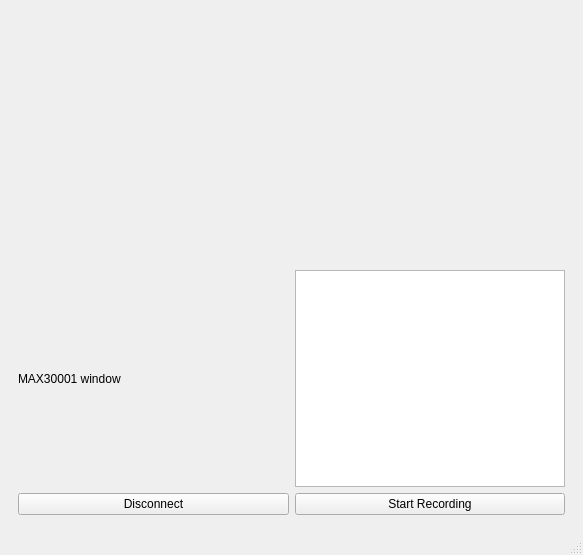
Above: package/gui.ui from brex97/BLE_TEST_PythonApp before the change. Below: the same form after it.
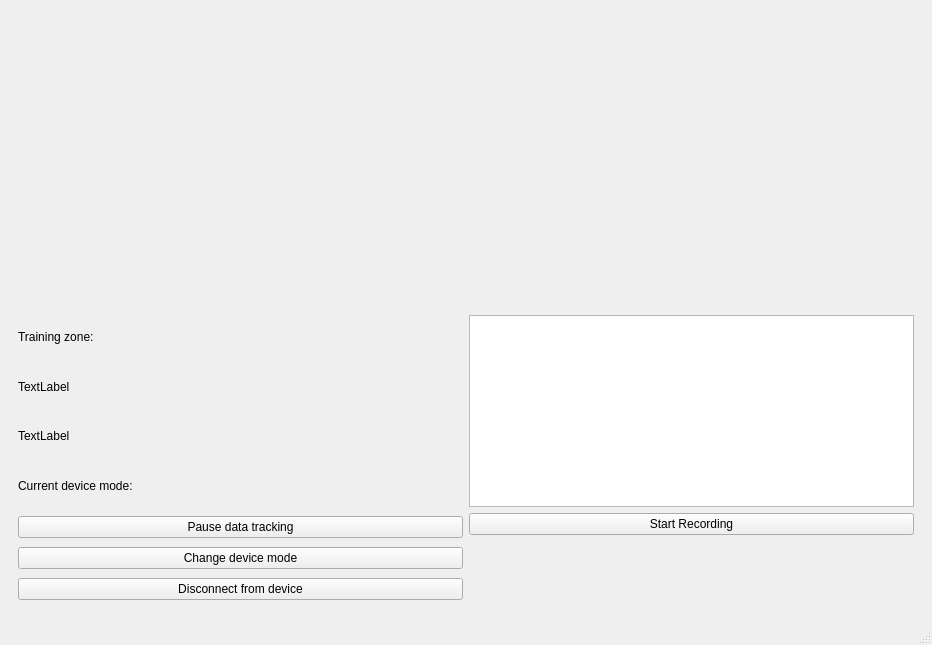
That is the form after the change. The open tabs and pages were chosen to show the change. Custom widgets are drawn as their Qt base class.

The edit to the form file:
```diff
--- a/package/gui.ui
+++ b/package/gui.ui
@@ -6,8 +6,8 @@
    <rect>
     <x>0</x>
     <y>0</y>
-    <width>583</width>
-    <height>555</height>
+    <width>932</width>
+    <height>645</height>
    </rect>
   </property>
   <property name="windowTitle">
@@ -383,6 +383,38 @@
         </item>
         <item row="1" column="0">
          <layout class="QGridLayout" name="gridLayout_7">
+          <item row="0" column="0">
+           <layout class="QVBoxLayout" name="verticalLayout_2">
+            <item>
+             <widget class="QLabel" name="label_5">
+              <property name="text">
+               <string>Training zone:</string>
+              </property>
+             </widget>
+            </item>
+            <item>
+             <widget class="QLabel" name="label_7">
+              <property name="text">
+               <string>TextLabel</string>
+              </property>
+             </widget>
+            </item>
+            <item>
+             <widget class="QLabel" name="label_6">
+              <property name="text">
+               <string>TextLabel</string>
+              </property>
+             </widget>
+            </item>
+            <item>
+             <widget class="QLabel" name="label_8">
+              <property name="text">
+               <string>Current device mode:</string>
+              </property>
+             </widget>
+            </item>
+           </layout>
+          </item>
           <item row="0" column="1">
            <widget class="QTextBrowser" name="BMED_textbrowser">
             <property name="sizePolicy">
@@ -393,6 +425,31 @@
             </property>
            </widget>
           </item>
+          <item row="1" column="0" rowspan="2">
+           <layout class="QVBoxLayout" name="verticalLayout_3">
+            <item>
+             <widget class="QPushButton" name="pushButton_NotifyBMED">
+              <property name="text">
+               <string>Pause data tracking</string>
+              </property>
+             </widget>
+            </item>
+            <item>
+             <widget class="QPushButton" name="pushButton_ConfigBMED">
+              <property name="text">
+               <string>Change device mode</string>
+              </property>
+             </widget>
+            </item>
+            <item>
+             <widget class="QPushButton" name="buttonBMEDdisconnect">
+              <property name="text">
+               <string>Disconnect from device</string>
+              </property>
+             </widget>
+            </item>
+           </layout>
+          </item>
           <item row="1" column="1">
            <widget class="QPushButton" name="buttonRecordBMED">
             <property name="text">
@@ -400,20 +457,6 @@
             </property>
            </widget>
           </item>
-          <item row="0" column="0">
-           <widget class="QLabel" name="label_6">
-            <property name="text">
-             <string>MAX30001 window</string>
-            </property>
-           </widget>
-          </item>
-          <item row="1" column="0">
-           <widget class="QPushButton" name="buttonBMEDdisconnect">
-            <property name="text">
-             <string>Disconnect</string>
-            </property>
-           </widget>
-          </item>
          </layout>
         </item>
        </layout>
```
Left out of the diff: 32 changed lines with no effect on the pictures.
